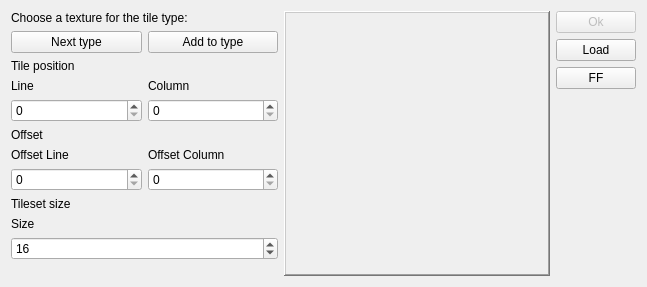
Before: the Qt Designer form PokeWorldGen-Qt/tilepicker.ui in angelorodem/PokeWorldGen-Qt, drawn with Qt 5.
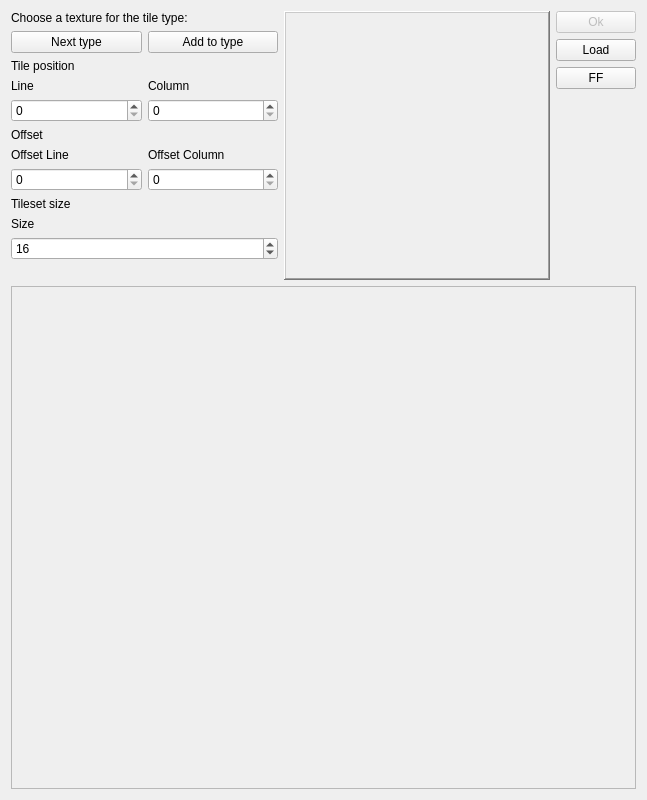
After: the same form once the commit is applied.

```diff
--- a/PokeWorldGen-Qt/tilepicker.ui
+++ b/PokeWorldGen-Qt/tilepicker.ui
@@ -7,7 +7,7 @@
     <x>0</x>
     <y>0</y>
     <width>647</width>
-    <height>287</height>
+    <height>800</height>
    </rect>
   </property>
   <property name="minimumSize">
@@ -19,7 +19,7 @@
   <property name="maximumSize">
    <size>
     <width>647</width>
-    <height>287</height>
+    <height>800</height>
    </size>
   </property>
   <property name="windowTitle">
@@ -262,6 +262,34 @@
      </item>
     </layout>
    </item>
+   <item row="1" column="0">
+    <widget class="QScrollArea" name="scrollArea">
+     <property name="minimumSize">
+      <size>
+       <width>0</width>
+       <height>503</height>
+      </size>
+     </property>
+     <property name="widgetResizable">
+      <bool>true</bool>
+     </property>
+     <widget class="QWidget" name="ScrollPicker">
+      <property name="geometry">
+       <rect>
+        <x>0</x>
+        <y>0</y>
+        <width>627</width>
+        <height>501</height>
+       </rect>
+      </property>
+      <layout class="QGridLayout" name="gridLayout_2">
+       <item row="0" column="0">
+        <layout class="QVBoxLayout" name="tiles_layout"/>
+       </item>
+      </layout>
+     </widget>
+    </widget>
+   </item>
   </layout>
  </widget>
  <resources/>
```
